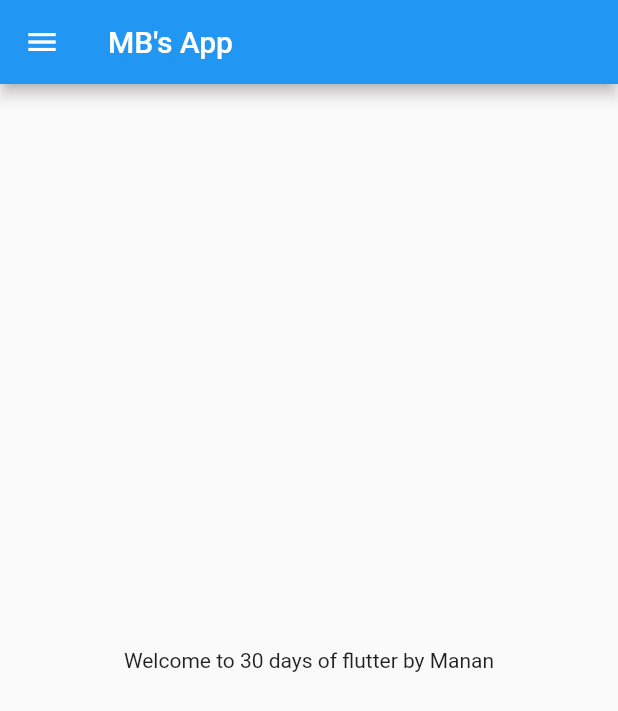
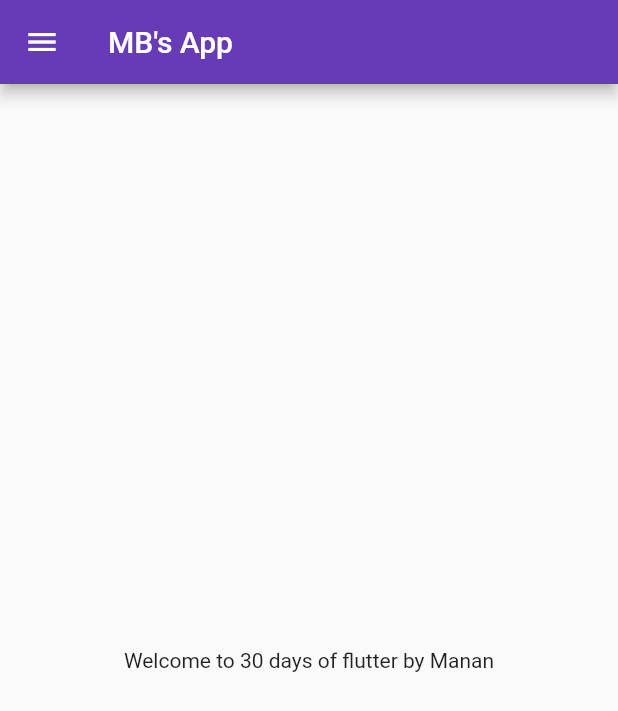
Before and after one commit to Manan2651/30DaysofFultter, a Flutter app: the screen it shows after launch, on a phone screen of 412 x 824 dp. Shown: the top 711 px of the screen. Run offline on Flutter 3.47's test engine with Material 2 defaults, Android fonts, the phone set to English and light mode, and no system bars.

Commit message:
Day 4 completed

```diff
--- a/lib/main.dart
+++ b/lib/main.dart
@@ -1,5 +1,6 @@
 import 'package:flutter/material.dart';
-import 'package:flutter_application_1/home_page.dart';
+import 'pages/home_page.dart';
+import 'pages/login_page.dart';
 
 void main() {
   runApp(MyApp());
@@ -8,6 +9,17 @@ void main() {
 class MyApp extends StatelessWidget {
   @override
   Widget build(BuildContext context) {
-    return MaterialApp(home: HomePage());
+    return MaterialApp(
+      // home: HomePage(),
+      themeMode: ThemeMode.light,
+      theme: ThemeData(primarySwatch: Colors.deepPurple),
+      darkTheme: ThemeData(brightness: Brightness.dark),
+      initialRoute: "/home",
+      routes: {
+        "/": (context) => LoginPage(),
+        "/home": (context) => HomePage(),
+        "/login": (context) => LoginPage(),
+      },
+    );
   }
 }
--- a/lib/home_page.dart
+++ b/lib/pages/home_page.dart
@@ -1,3 +1,4 @@
+
 import 'package:flutter/material.dart';
 
 class HomePage extends StatelessWidget {
```
Also changed, not shown: lib/pages/login_page.dart (added, +18 -0 lines), 1 other file.
